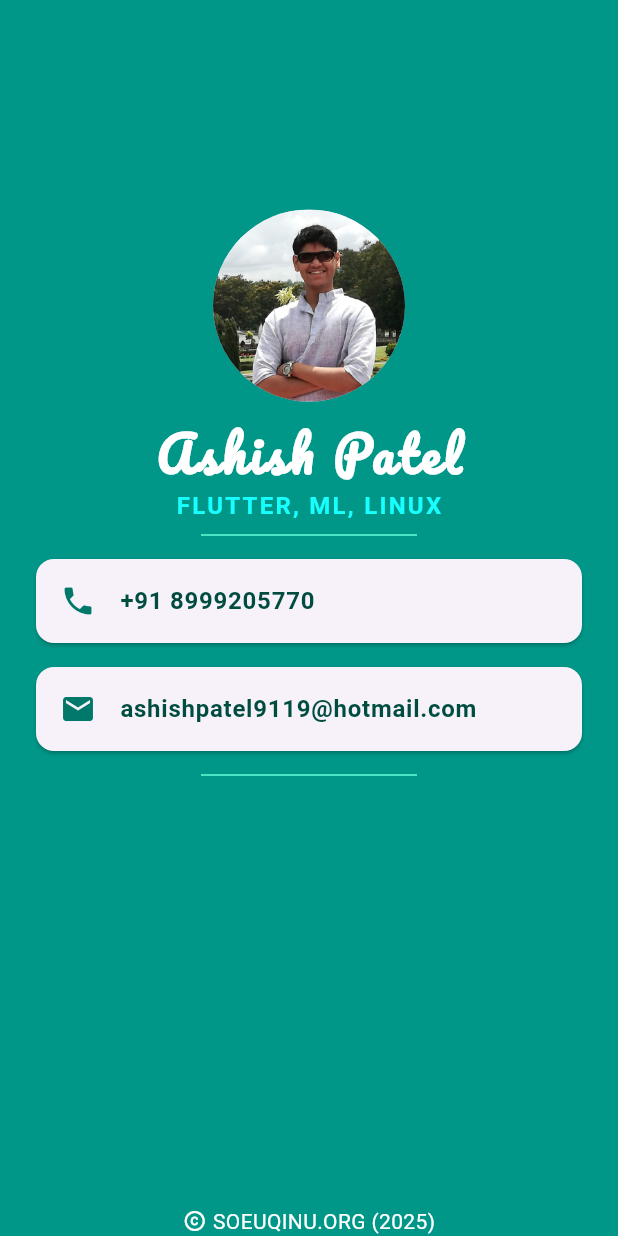
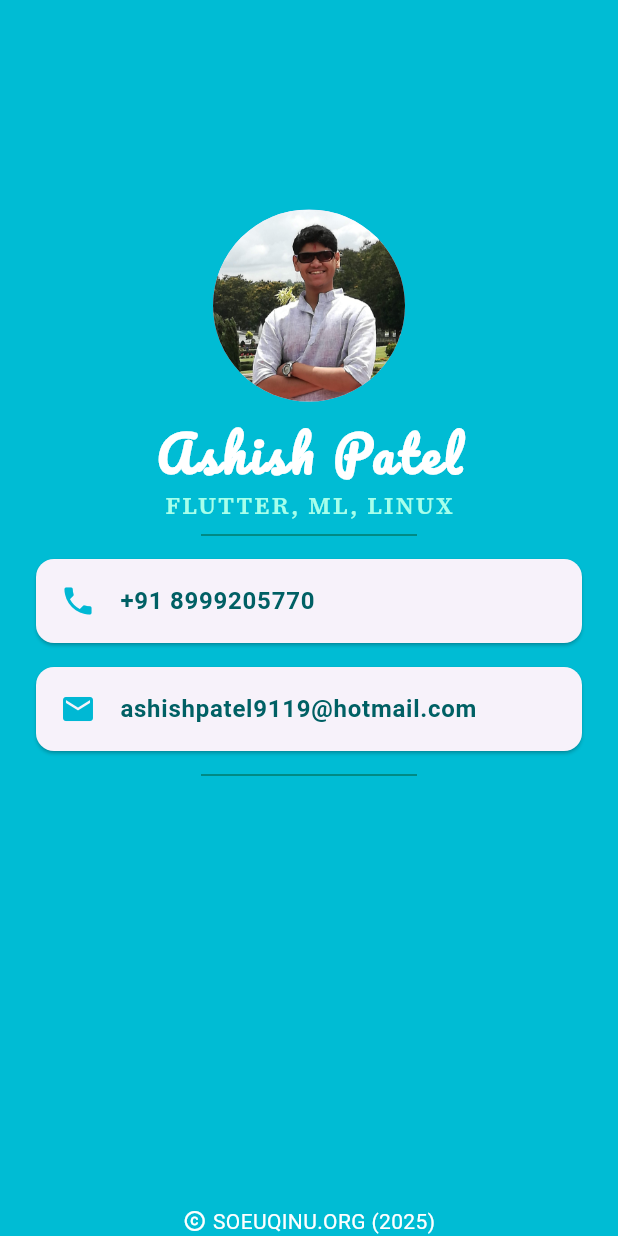
Before and after one commit to ashishpatel-dd1/my_card, a Flutter app: the screen it shows after launch, on a phone screen of 412 x 824 dp. Run offline on Flutter 3.47's test engine with Material 3 defaults, Android fonts, the phone set to English and light mode, and no system bars; project files that could hold a hidden picture were left out.

Commit message:
changed accent colors and updated animation duration for swift application load

```diff
--- a/lib/main.dart
+++ b/lib/main.dart
@@ -59,7 +59,7 @@ class _AnimatedProfileScreenState extends State<_AnimatedProfileScreen>
   @override
   Widget build(BuildContext context) {
     return Scaffold(
-      backgroundColor: Colors.teal,
+      backgroundColor: Colors.cyan,
       body: SafeArea(
         child: Column(
           mainAxisAlignment: MainAxisAlignment.spaceBetween,
@@ -94,10 +94,10 @@ class _AnimatedProfileScreenState extends State<_AnimatedProfileScreen>
                   child: Text(
                     'FLUTTER, ML, LINUX',
                     style: TextStyle(
-                      fontFamily: 'Roboto',
+                      fontFamily: 'Source-serif-4',
                       fontWeight: FontWeight.bold,
                       fontSize: 16.0,
-                      color: Colors.cyanAccent,
+                      color: Colors.tealAccent[100],
                       letterSpacing: 1.5,
                     ),
                   ),
@@ -105,7 +105,7 @@ class _AnimatedProfileScreenState extends State<_AnimatedProfileScreen>
                 SizedBox(
                   height: 16.0,
                   width: 144.0,
-                  child: Divider(color: Colors.tealAccent),
+                  child: Divider(color: Colors.teal[700]),
                 ),
                 SlideTransition(
                   position: _slideAnimation,
@@ -113,11 +113,11 @@ class _AnimatedProfileScreenState extends State<_AnimatedProfileScreen>
                     margin:
                         EdgeInsets.symmetric(vertical: 8.0, horizontal: 24.0),
                     child: ListTile(
-                      leading: Icon(Icons.phone, color: Colors.teal[700]),
+                      leading: Icon(Icons.phone, color: Colors.cyanAccent[700]),
                       title: Text(
                         '+91 8999205770',
                         style: TextStyle(
-                          color: Colors.teal[900],
+                          color: Colors.cyan[900],
                           fontWeight: FontWeight.bold,
                           fontSize: 16.0,
                         ),
@@ -131,11 +131,11 @@ class _AnimatedProfileScreenState extends State<_AnimatedProfileScreen>
                     margin:
                         EdgeInsets.symmetric(vertical: 8.0, horizontal: 24.0),
                     child: ListTile(
-                      leading: Icon(Icons.email, color: Colors.teal[700]),
+                      leading: Icon(Icons.email, color: Colors.cyanAccent[700]),
                       title: Text(
                         'ashishpatel9119@hotmail.com',
                         style: TextStyle(
-                          color: Colors.teal[900],
+                          color: Colors.cyan[900],
                           fontWeight: FontWeight.bold,
                           fontSize: 16.0,
                         ),
@@ -146,7 +146,7 @@ class _AnimatedProfileScreenState extends State<_AnimatedProfileScreen>
                 SizedBox(
                   height: 16.0,
                   width: 144.0,
-                  child: Divider(color: Colors.tealAccent),
+                  child: Divider(color: Colors.teal[700]),
                 ),
               ],
             ),
--- a/pubspec.yaml
+++ b/pubspec.yaml
@@ -82,6 +82,12 @@ flutter:
         style: italic
       - asset: fonts/Montserrat/Montserrat-Regular.ttf
 
+  - family: Source-serif-4
+    fonts:
+      - asset: fonts/Source-serif-4/SourceSerif4-Regular.ttf
+      - asset: fonts/Source-serif-4/SourceSerif4-SemiBold.ttf
+        weight: 400
+
   # To add custom fonts to your application, add a fonts section here,
   # in this "flutter" section. Each entry in this list should have a
   # "family" key with the font family name, and a "fonts" key with a
```
Also changed, not shown: fonts/Source-serif-4/SourceSerif4-Regular.ttf (added), fonts/Source-serif-4/SourceSerif4-SemiBold.ttf (added).
